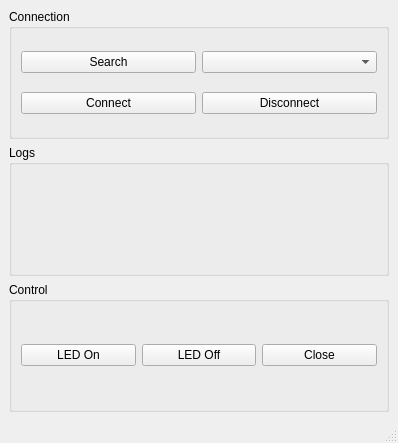
The window that mainwindow.ui (gekon83/Qt_AndroidMeetsArduino) describes before a commit, drawn with Qt 5.
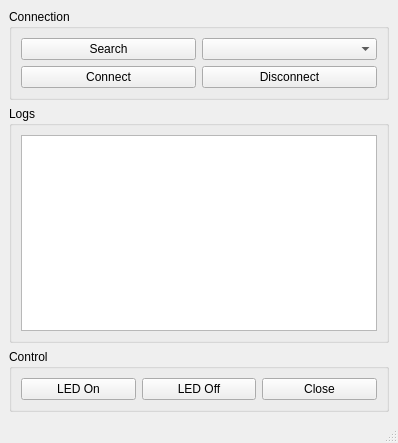
The same window after the commit.

Patch:
```diff
--- a/mainwindow.ui
+++ b/mainwindow.ui
@@ -53,6 +53,11 @@
       <property name="title">
        <string>Logs</string>
       </property>
+      <layout class="QVBoxLayout" name="verticalLayout_2">
+       <item>
+        <widget class="QTextEdit" name="textEdit_Log"/>
+       </item>
+      </layout>
      </widget>
     </item>
     <item>
```
